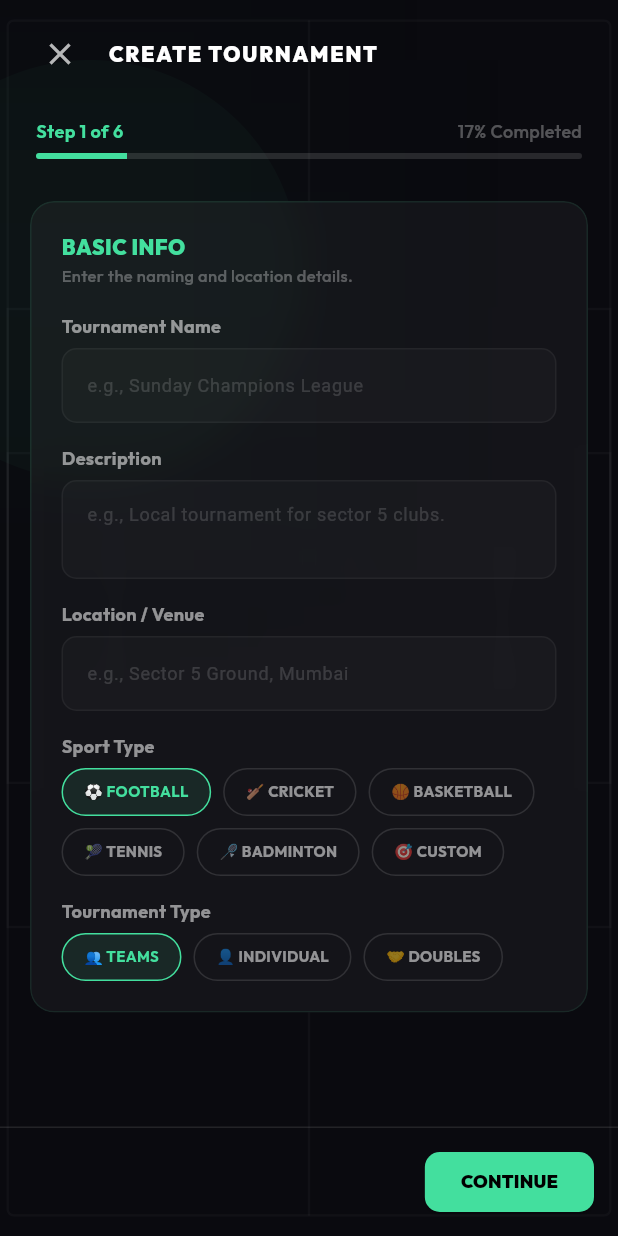
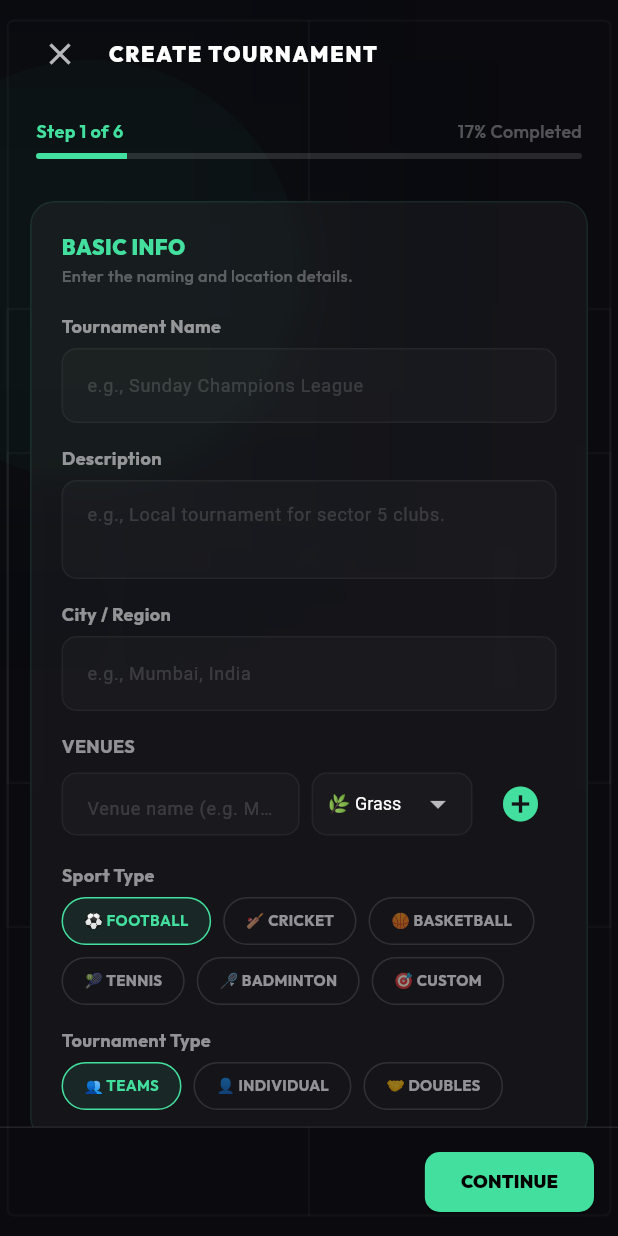
Before and after one commit to muhammedrafeeq/skorio_app, a Flutter app: the CreateTournamentScreen screen opened by its route, on a phone screen of 412 x 824 dp. Run offline on Flutter 3.47's test engine with Material 3 defaults, Android fonts, the phone set to English and light mode, and no system bars; our stand-ins replace dio, firebase_core, firebase_messaging, flutter_riverpod, go_router, google_fonts and 2 more; accounts and stored records are empty.

Commit message:
Add venues management to tournament creation
Step 1 now has a multi-venue section: add venues with name + surface type
(grass, turf, indoor, outdoor, clay, hard). Venues shown in confirm summary.

Co-Authored-By: Claude Sonnet 4.6 <noreply@anthropic.com>

```diff
--- a/lib/features/contests/presentation/create_tournament_screen.dart
+++ b/lib/features/contests/presentation/create_tournament_screen.dart
@@ -26,6 +26,11 @@ class _CreateTournamentScreenState extends ConsumerState<CreateTournamentScreen>
   final TextEditingController _locController = TextEditingController();
   String _selectedSport = 'football'; // football, cricket, basketball, tennis, badminton, custom
   String _tournamentType = 'teams'; // teams, individual, doubles
+
+  // Venues
+  final List<_Venue> _venues = [];
+  final TextEditingController _venueNameController = TextEditingController();
+  String _venueSurface = 'grass';
 
   // Step 2 - Format
   String _selectedFormat = 'league'; // league, knockout, league_knockout, groups_knockout, custom
@@ -72,6 +77,7 @@ class _CreateTournamentScreenState extends ConsumerState<CreateTournamentScreen>
     _locController.dispose();
     _prizesController.dispose();
     _teamNameController.dispose();
+    _venueNameController.dispose();
     super.dispose();
   }
 
@@ -324,8 +330,11 @@ class _CreateTournamentScreenState extends ConsumerState<CreateTournamentScreen>
         _buildLabel("Description"),
         _buildTextField(_descController, "e.g., Local tournament for sector 5 clubs.", maxLines: 2),
         const SizedBox(height: 16),
-        _buildLabel("Location / Venue"),
-        _buildTextField(_locController, "e.g., Sector 5 Ground, Mumbai"),
+        _buildLabel("City / Region"),
+        _buildTextField(_locController, "e.g., Mumbai, India"),
+        const SizedBox(height: 16),
+        _buildLabel("VENUES"),
+        _buildVenueManager(),
         const SizedBox(height: 16),
         _buildLabel("Sport Type"),
         Wrap(
@@ -480,6 +489,101 @@ class _CreateTournamentScreenState extends ConsumerState<CreateTournamentScreen>
         const SizedBox(height: 20),
         _buildLabel("Prizes Description"),
         _buildTextField(_prizesController, "e.g., Trophy + ₹10,000 Shop Voucher"),
+      ],
+    );
+  }
+
+  Widget _buildVenueManager() {
+    const surfaces = ['grass', 'turf', 'indoor', 'outdoor', 'clay', 'hard'];
+    const surfaceIcons = {
+      'grass': '🌿', 'turf': '🟩', 'indoor': '🏟️',
+      'outdoor': '☀️', 'clay': '🟤', 'hard': '⬜',
+    };
+
+    return Column(
+      crossAxisAlignment: CrossAxisAlignment.start,
+      children: [
+        // Add venue row
+        Row(
+          children: [
+            Expanded(
+              child: _buildTextField(_venueNameController, "Venue name (e.g. Main Ground)", height: 42),
+            ),
+            const SizedBox(width: 8),
+            Container(
+              height: 42,
+              padding: const EdgeInsets.symmetric(horizontal: 10),
+              decoration: BoxDecoration(
+                color: Colors.white.withValues(alpha: 0.02),
+                borderRadius: BorderRadius.circular(10),
+                border: Border.all(color: Colors.white.withValues(alpha: 0.05)),
+              ),
+              child: DropdownButtonHideUnderline(
+                child: DropdownButton<String>(
+                  value: _venueSurface,
+                  dropdownColor: const Color(0xFF131318),
+                  style: const TextStyle(color: Colors.white, fontSize: 12),
+                  onChanged: (v) { if (v != null) setState(() => _venueSurface = v); },
+                  items: surfaces.map((s) => DropdownMenuItem(
+                    value: s,
+                    child: Text('${surfaceIcons[s]} ${s[0].toUpperCase()}${s.substring(1)}'),
+                  )).toList(),
+                ),
+              ),
+            ),
+            const SizedBox(width: 8),
+            IconButton(
+              icon: const Icon(Icons.add_circle, color: SkorioColors.secondary, size: 28),
+              padding: EdgeInsets.zero,
+              constraints: const BoxConstraints(),
+              onPressed: () {
+                final name = _venueNameController.text.trim();
+                if (name.isEmpty) return;
+                setState(() {
+                  _venues.add(_Venue(name: name, surface: _venueSurface));
+                  _venueNameController.clear();
+                });
+              },
+            ),
+          ],
+        ),
+        if (_venues.isNotEmpty) ...[
+          const SizedBox(height: 10),
+          ..._venues.asMap().entries.map((e) {
+            final v = e.value;
+            return Container(
+              margin: const EdgeInsets.only(bottom: 6),
+              padding: const EdgeInsets.symmetric(horizontal: 12, vertical: 8),
+              decoration: BoxDecoration(
+                color: Colors.white.withValues(alpha: 0.02),
+                borderRadius: BorderRadius.circular(8),
+                border: Border.all(color: Colors.white.withValues(alpha: 0.04)),
+              ),
+              child: Row(
+                children: [
+                  Text(surfaceIcons[v.surface] ?? '📍', style: const TextStyle(fontSize: 16)),
+                  const SizedBox(width: 10),
+                  Expanded(
+                    child: Column(
+                      crossAxisAlignment: CrossAxisAlignment.start,
+                      children: [
+                        Text(v.name, style: SkorioTextStyles.labelSm.copyWith(color: Colors.white, fontWeight: FontWeight.bold, fontSize: 12)),
+                        Text(v.surface[0].toUpperCase() + v.surface.substring(1),
+                            style: SkorioTextStyles.labelSm.copyWith(color: Colors.white38, fontSize: 10)),
+                      ],
+                    ),
+                  ),
+                  IconButton(
+                    icon: const Icon(Icons.delete_outline, color: Colors.redAccent, size: 16),
+                    padding: EdgeInsets.zero,
+                    constraints: const BoxConstraints(),
+                    onPressed: () => setState(() => _venues.removeAt(e.key)),
+                  ),
+                ],
+              ),
+            );
+          }),
+        ],
       ],
     );
   }
@@ -874,7 +978,8 @@ class _CreateTournamentScreenState extends ConsumerState<CreateTournamentScreen>
         _buildSummaryRow("Draw Method", drawNames[_drawMethod] ?? _drawMethod),
         _buildSummaryRow("Rules", "Win: $_winPts PTS · Draw: $_drawPts PTS · Loss: $_lossPts PTS"),
         _buildSummaryRow("Total Teams", "${_teams.length} Teams"),
-        if (_locController.text.isNotEmpty) _buildSummaryRow("Venue", _locController.text),
+        if (_locController.text.isNotEmpty) _buildSummaryRow("City", _locController.text),
+        if (_venues.isNotEmpty) _buildSummaryRow("Venues", _venues.map((v) => v.name).join(', ')),
         if (_prizesController.text.isNotEmpty) _buildSummaryRow("Prizes", _prizesController.text),
         const SizedBox(height: 8),
         _buildSectionHeader("SERIES LENGTH", "Matches per round."),
@@ -1137,6 +1242,14 @@ class _CreateTournamentScreenState extends ConsumerState<CreateTournamentScreen>
   }
 }
 
+// ─── Venue Model ──────────────────────────────────────────────────────────────
+
+class _Venue {
+  final String name;
+  final String surface;
+  _Venue({required this.name, required this.surface});
+}
+
 // ─── Draw Animation Widget ─────────────────────────────────────────────────────
 
 class _DrawAnimationWidget extends StatefulWidget {
```
